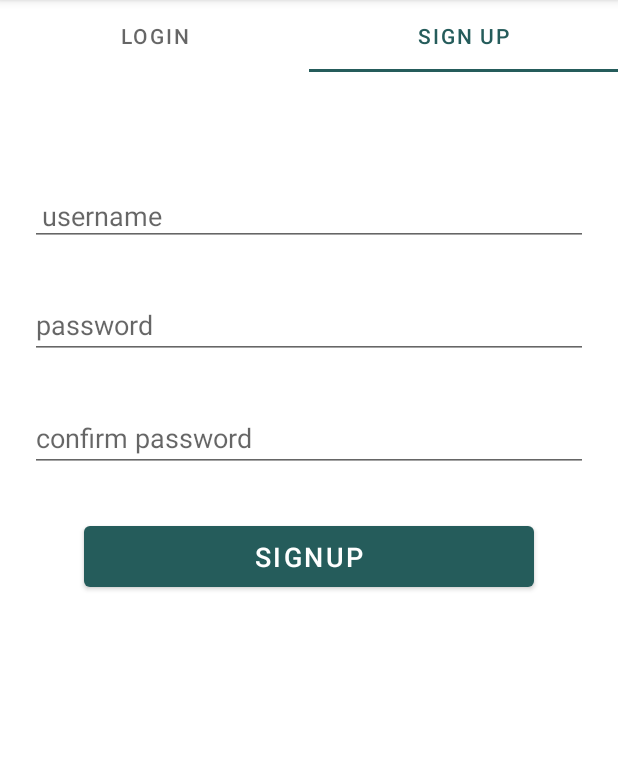
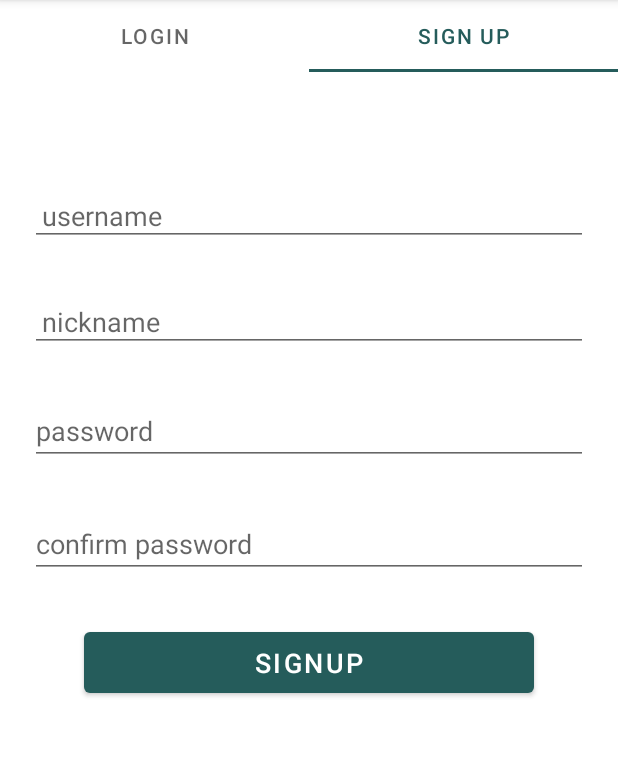
Before and after one commit to Negarnbkhti42/mobile-programming-HW2, an Android app: the screen it shows after launch (MainActivity), tab 2 chosen, on a phone screen of 412 x 824 dp, the part 84-841 px from its top. Run offline under Robolectric (Android 15) with nearby library versions, the phone set to English and light mode, and no system bars.

Commit message:
Add nickname field

```diff
--- a/app/src/main/res/layout/fragment_signup_tab.xml
+++ b/app/src/main/res/layout/fragment_signup_tab.xml
@@ -23,6 +23,17 @@
             android:padding="8dp"
             android:autofillHints="username"
             android:hint="@string/username_hint" />
+
+        <EditText
+            android:id="@+id/signup_nickname"
+            android:layout_width="match_parent"
+            android:layout_height="wrap_content"
+            android:layout_gravity="center"
+            android:inputType="textPersonName"
+            android:layout_marginTop="30dp"
+            android:padding="8dp"
+            android:autofillHints="name"
+            android:hint="@string/nickname_hint" />
 
         <EditText
             android:id="@+id/signup_password"
--- a/app/src/main/res/values/strings.xml
+++ b/app/src/main/res/values/strings.xml
@@ -3,6 +3,7 @@
     <string name="signup_tab">signup</string>
     <string name="login_tab">login</string>
     <string name="username_hint">username</string>
+    <string name="nickname_hint">nickname</string>
     <string name="password_hint">password</string>
     <string name="password_confirm_hint">confirm password</string>
 </resources>
```
